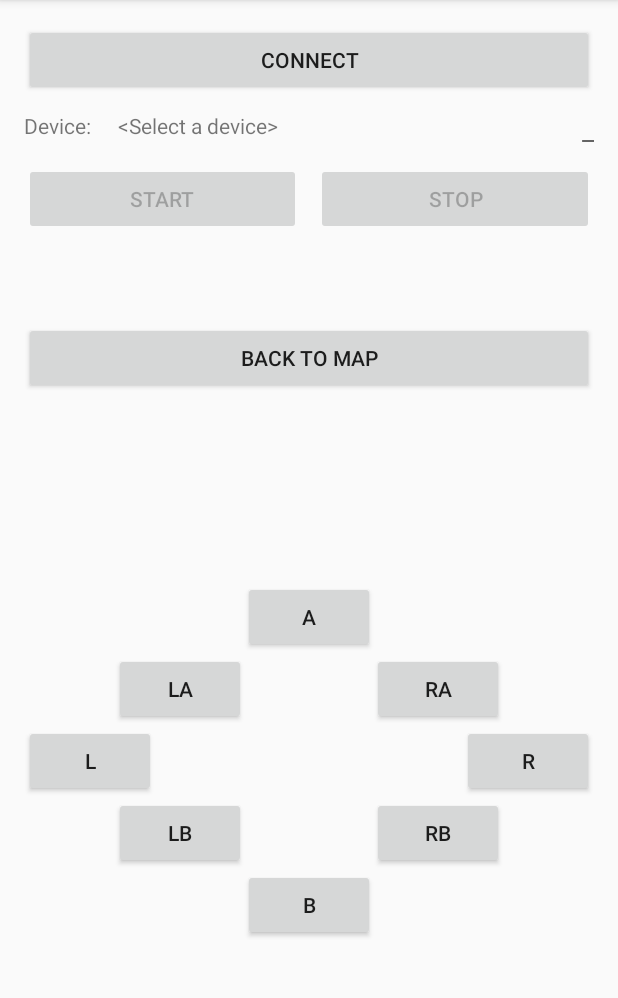
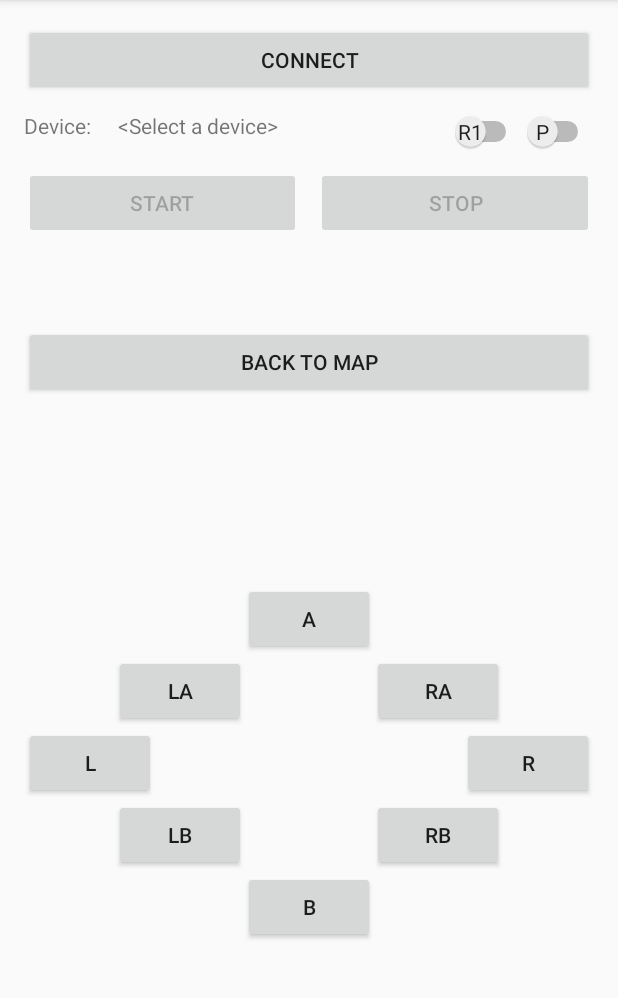
Before and after one commit to vanessavj/HapticDirection, an Android app: the screen it shows after launch (MainActivity), after a tap on "TEST", on a phone screen of 412 x 824 dp, the part 84-1082 px from its top. Run offline under Robolectric (Android 15) with nearby library versions, the phone set to English and light mode, and no system bars; 2 statements that could not run were skipped.

Commit message:
add route1/route2 and active/passive switch

```diff
--- a/app/src/main/java/com/example/linux/hapticdirection/MainActivity.java
+++ b/app/src/main/java/com/example/linux/hapticdirection/MainActivity.java
@@ -6,7 +6,6 @@ import android.app.Fragment;
 import android.app.FragmentManager;
 import android.app.FragmentTransaction;
 
-import com.example.linux.hapticdirection.UartService;
 import com.google.android.gms.common.ConnectionResult;
 import com.google.android.gms.common.api.GoogleApiClient;
 import com.google.android.gms.location.LocationListener;
@@ -30,7 +29,6 @@ import android.os.Handler;
 import android.os.IBinder;
 import android.os.Message;
 import android.support.annotation.NonNull;
-import android.support.annotation.Nullable;
 import android.support.v4.app.ActivityCompat;
 import android.support.v4.content.LocalBroadcastManager;
 import android.support.v7.app.AppCompatActivity;
@@ -38,8 +36,9 @@ import android.os.Bundle;
 import android.util.Log;
 import android.view.View;
 import android.widget.Button;
-import android.widget.EditText;
+import android.widget.CompoundButton;
 import android.widget.RadioGroup;
+import android.widget.Switch;
 import android.widget.TextView;
 import android.widget.Toast;
 
@@ -47,10 +46,6 @@ import java.io.UnsupportedEncodingException;
 import java.text.DateFormat;
 import java.util.Calendar;
 import java.util.Date;
-import java.util.TimerTask;
-import java.util.concurrent.Executors;
-import java.util.concurrent.ScheduledExecutorService;
-import java.util.concurrent.TimeUnit;
 
 
 //import com.google.android.gms.maps.MapFragment;
@@ -129,8 +124,10 @@ public class MainActivity extends AppCompatActivity implements RadioGroup.OnChec
     protected String mLastUpdateTimeLabel;
 
     protected Location destLocation = new Location("");
-    protected LatLng destLocationPos= new LatLng(50.97871349999999, 11.309648599999946);
+    protected final LatLng route1Pos = new LatLng(50.97871349999999, 11.309648599999946);
+    protected final LatLng route2Pos = new LatLng(50.978032, 11.319835);
     protected String direction = "No direction set yet";
+
 
 
     /**
@@ -144,6 +141,10 @@ public class MainActivity extends AppCompatActivity implements RadioGroup.OnChec
      */
     protected String mLastUpdateTime;
 
+    protected Switch mActivePassiveSwitch;
+    protected String selectedMode;
+    protected Switch mRouteSwitch;
+
 
     @Override
     protected void onCreate(Bundle savedInstanceState) {
@@ -153,9 +154,6 @@ public class MainActivity extends AppCompatActivity implements RadioGroup.OnChec
         FragmentTransaction fragmentTransaction = fragmentManager.beginTransaction();
         fragmentTransaction.replace(R.id.place_holder, new FragmentMaps());
         fragmentTransaction.commit();
-
-        destLocation.setLatitude(destLocationPos.latitude);
-        destLocation.setLongitude(destLocationPos.longitude);
 
         mBtAdapter = BluetoothAdapter.getDefaultAdapter();
         if (mBtAdapter == null) {
@@ -258,6 +256,38 @@ public class MainActivity extends AppCompatActivity implements RadioGroup.OnChec
         // Kick off the process of building a GoogleApiClient and requesting the LocationServices
         // API.
         buildGoogleApiClient();
+
+        mActivePassiveSwitch = (Switch) findViewById(R.id.active_passive_switch);
+        if(mActivePassiveSwitch.isChecked()){selectedMode="Active";}
+        else{selectedMode="Passive";}
+        mActivePassiveSwitch.setOnCheckedChangeListener(new CompoundButton.OnCheckedChangeListener() {
+            @Override
+            public void onCheckedChanged(CompoundButton compoundButton, boolean isChecked) {
+                if(isChecked){selectedMode="Active";}
+                else {selectedMode="Passive";}
+            }
+        });
+
+        mRouteSwitch = (Switch) findViewById(R.id.route_switch);
+        if(mRouteSwitch.isChecked()){
+            destLocation.setLatitude(route2Pos.latitude);
+            destLocation.setLongitude(route2Pos.longitude);
+        }else{
+            destLocation.setLatitude(route1Pos.latitude);
+            destLocation.setLongitude(route1Pos.longitude);
+        }
+        mRouteSwitch.setOnCheckedChangeListener(new CompoundButton.OnCheckedChangeListener() {
+            @Override
+            public void onCheckedChanged(CompoundButton compoundButton, boolean isChecked) {
+                if(isChecked){
+                    destLocation.setLatitude(route2Pos.latitude);
+                    destLocation.setLongitude(route2Pos.longitude);
+                }else{
+                    destLocation.setLatitude(route1Pos.latitude);
+                    destLocation.setLongitude(route1Pos.longitude);
+                }
+            }
+        });
 
 
     }
@@ -775,7 +805,8 @@ public class MainActivity extends AppCompatActivity implements RadioGroup.OnChec
         } else {
             direction = String.valueOf(bearingToDest);
         }
-        byte [] value = direction.getBytes("UTF-8");
+        String modeDirection = selectedMode+" "+direction;
+        byte [] value = modeDirection.getBytes("UTF-8");
         mService.writeRXCharacteristic(value);
 
     }
--- a/app/src/main/res/layout/activity_main.xml
+++ b/app/src/main/res/layout/activity_main.xml
@@ -11,13 +11,14 @@
     android:orientation="vertical"
     tools:context="com.example.linux.hapticdirection.MainActivity">
 
+
+
     <Button
         android:id="@+id/btn_select"
         android:layout_width="match_parent"
         android:layout_height="wrap_content"
         android:padding="12dp"
         android:text="Connect" />
-
 <!--
     <LinearLayout
         android:layout_width="match_parent"
@@ -72,14 +73,33 @@
             android:text="@string/no_device"
             android:textAppearance="?android:attr/textAppearanceSmall" />
 
-        <TextView
+
+        <Switch
+            android:id="@+id/active_passive_switch"
+            android:layout_width="wrap_content"
+            android:layout_height="wrap_content"
+            android:textOn="A"
+            android:textOff="P"
+            android:showText="true"
+            android:layout_alignParentRight="true"/>
+
+        <Switch
+            android:id="@+id/route_switch"
+            android:layout_width="wrap_content"
+            android:layout_height="wrap_content"
+            android:textOn="R2"
+            android:textOff="R1"
+            android:showText="true"
+            android:layout_toLeftOf="@id/active_passive_switch"/>
+
+        <!--<TextView
             android:id="@+id/rssival"
             android:layout_width="wrap_content"
             android:layout_height="wrap_content"
             android:layout_alignParentRight="true"
             android:layout_alignParentTop="true"
             android:text="_"
-            android:textAppearance="?android:attr/textAppearanceMedium" />
+            android:textAppearance="?android:attr/textAppearanceMedium" />-->
 
     </RelativeLayout>
 
@@ -110,6 +130,7 @@
             android:onClick="stopUpdatesButtonHandler"
             android:text="Stop" />
     </LinearLayout>
+
 
     <TextView
         android:id="@+id/latitude_text"
```
